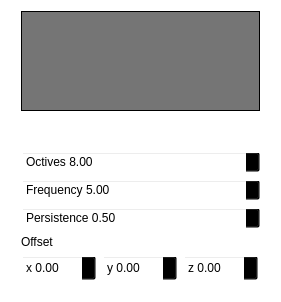
Before: the Qt Designer form src/UI/SimplexNoiseNode.ui in Drew-S/TerrainGenerator, drawn with Qt 5.
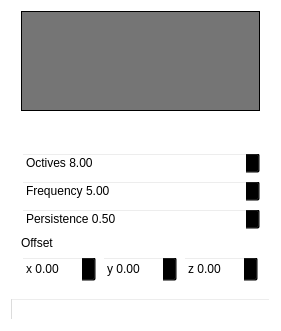
After: the same form once the commit is applied.

Commit message: Simplex noise generation is threaded

```diff
--- a/src/UI/SimplexNoiseNode.ui
+++ b/src/UI/SimplexNoiseNode.ui
@@ -7,7 +7,7 @@
     <x>0</x>
     <y>0</y>
     <width>281</width>
-    <height>302</height>
+    <height>331</height>
    </rect>
   </property>
   <property name="minimumSize">
@@ -259,6 +259,16 @@
      </widget>
     </widget>
    </item>
+   <item>
+    <widget class="QProgressBar" name="progress">
+     <property name="value">
+      <number>0</number>
+     </property>
+     <property name="textVisible">
+      <bool>false</bool>
+     </property>
+    </widget>
+   </item>
   </layout>
  </widget>
  <resources/>
```
The commit also changes 3 other files.
